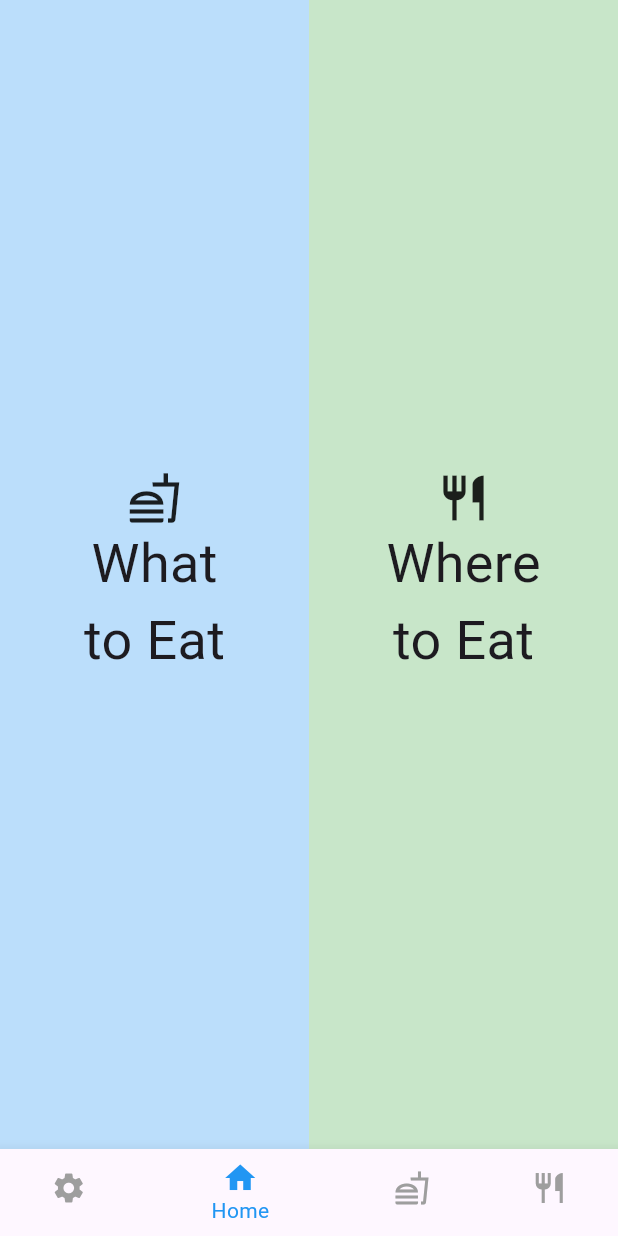
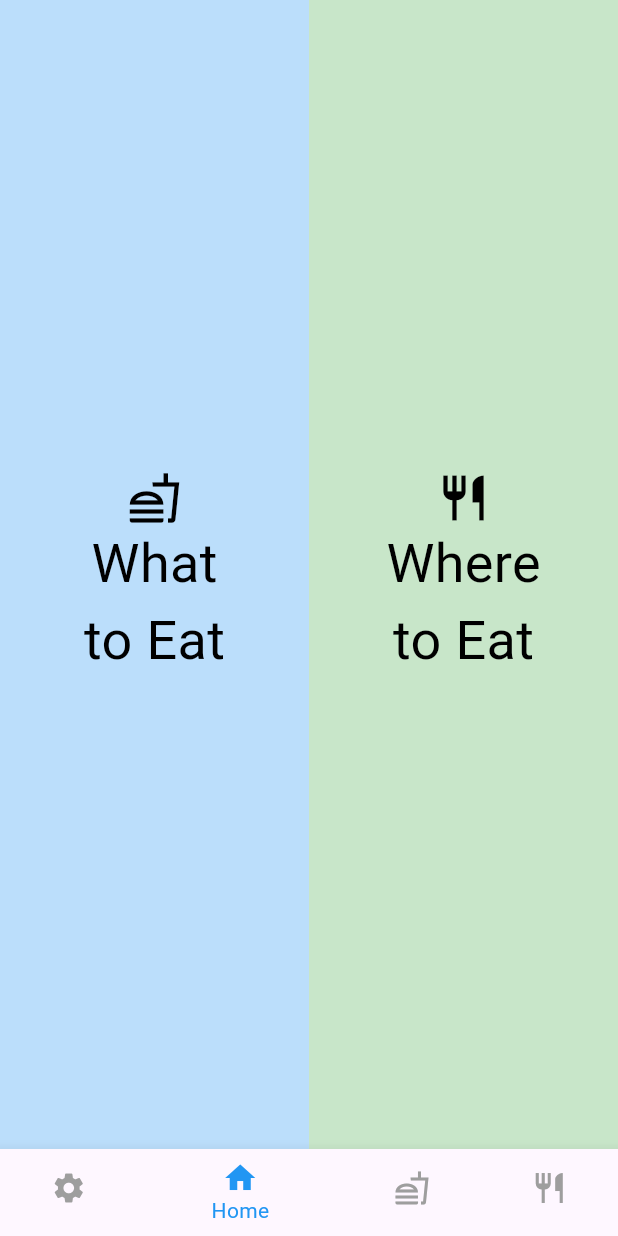
Before and after one commit to TyostoKarry/what_to_eat, a Flutter app: the screen it shows after launch, on a phone screen of 412 x 824 dp. Run offline on Flutter 3.47's test engine with Material 3 defaults, Android fonts, the light colour scheme and no system bars.

Commit message:
Make colors more consistent
- Use primary and secondary colors for whatToEat and whereToEat instead of own colors for all the components.
- Add colors to all the text and icon widgets

```diff
--- a/lib/components/what_to_eat_categories.dart
+++ b/lib/components/what_to_eat_categories.dart
@@ -1,4 +1,5 @@
 import 'package:flutter/material.dart';
+import 'package:what_to_eat/theme/app_colors.dart';
 
 class WhatToEatCategories extends StatelessWidget {
   final List<String> categories = [
@@ -13,6 +14,7 @@ class WhatToEatCategories extends StatelessWidget {
   @override
   Widget build(BuildContext context) {
     return Scaffold(
+      backgroundColor: AppColors.whatToEatPrimaryColor,
       body: Column(
         children: [
           Container(
@@ -22,6 +24,7 @@ class WhatToEatCategories extends StatelessWidget {
               child: Text(
                 'Select Food Category',
                 style: TextStyle(
+                  color: AppColors.textPrimaryColor,
                   fontSize: 30,
                   fontWeight: FontWeight.bold,
                 ),
@@ -41,12 +44,12 @@ class WhatToEatCategories extends StatelessWidget {
                 itemCount: categories.length,
                 itemBuilder: (context, index) {
                   return Material(
-                    color: Colors.blue[200],
+                    color: AppColors.whatToEatSecondaryColor,
                     elevation: 4,
                     borderRadius: BorderRadius.circular(16),
                     child: InkWell(
                       borderRadius: BorderRadius.circular(16),
-                      splashColor: Colors.blue[800],
+                      splashColor: AppColors.splashColor,
                       onTap: () {
                         // Handle the onTap event here
                       },
@@ -54,10 +57,9 @@ class WhatToEatCategories extends StatelessWidget {
                         child: Text(
                           categories[index], // Use the category from the list
                           style: const TextStyle(
-                            fontSize: 16,
-                            fontWeight: FontWeight.bold,
-                            color: Colors.white,
-                          ),
+                              fontSize: 16,
+                              fontWeight: FontWeight.bold,
+                              color: AppColors.textPrimaryColor),
                         ),
                       ),
                     ),
--- a/lib/screens/entry_screen.dart
+++ b/lib/screens/entry_screen.dart
@@ -14,7 +14,7 @@ class EntryScreen extends StatelessWidget {
         children: [
           Expanded(
             child: Material(
-              color: AppColors.whatToEatButtonColor,
+              color: AppColors.whatToEatPrimaryColor,
               child: InkWell(
                 onTap: () {
                   onItemTapped(2);
@@ -24,14 +24,20 @@ class EntryScreen extends StatelessWidget {
                   child: Column(
                     mainAxisAlignment: MainAxisAlignment.center,
                     children: [
-                      Icon(Icons.fastfood_outlined, size: 36),
+                      Icon(
+                        Icons.fastfood_outlined,
+                        size: 36,
+                        color: AppColors.textPrimaryColor,
+                      ),
                       Text(
                         'What',
-                        style: TextStyle(fontSize: 36),
+                        style: TextStyle(
+                            fontSize: 36, color: AppColors.textPrimaryColor),
                       ),
                       Text(
                         'to Eat',
-                        style: TextStyle(fontSize: 36),
+                        style: TextStyle(
+                            fontSize: 36, color: AppColors.textPrimaryColor),
                       ),
                     ],
                   ),
@@ -41,7 +47,7 @@ class EntryScreen extends StatelessWidget {
           ),
           Expanded(
             child: Material(
-              color: AppColors.whereToEatButtonColor,
+              color: AppColors.whereToEatPrimaryColor,
               child: InkWell(
                 onTap: () {
                   onItemTapped(3);
@@ -51,14 +57,17 @@ class EntryScreen extends StatelessWidget {
                   child: Column(
                     mainAxisAlignment: MainAxisAlignment.center,
                     children: [
-                      Icon(Icons.restaurant_sharp, size: 36),
+                      Icon(Icons.restaurant_sharp,
+                          size: 36, color: AppColors.textPrimaryColor),
                       Text(
                         'Where',
-                        style: TextStyle(fontSize: 36),
+                        style: TextStyle(
+                            fontSize: 36, color: AppColors.textPrimaryColor),
                       ),
                       Text(
                         'to Eat',
-                        style: TextStyle(fontSize: 36),
+                        style: TextStyle(
+                            fontSize: 36, color: AppColors.textPrimaryColor),
                       ),
                     ],
                   ),
--- a/lib/theme/app_colors.dart
+++ b/lib/theme/app_colors.dart
@@ -1,14 +1,17 @@
 import "package:flutter/material.dart";
 
 class AppColors {
+  static const Color whatToEatPrimaryColor = Color.fromARGB(255, 187, 222, 251);
+  static const Color whatToEatSecondaryColor =
+      Color.fromARGB(255, 31, 154, 255);
+  static const Color whereToEatPrimaryColor =
+      Color.fromARGB(255, 200, 230, 201);
+  static const Color splashColor = Color.fromARGB(100, 255, 255, 128);
+  static const Color textPrimaryColor = Color.fromARGB(255, 0, 0, 0);
+
   // main.dart
   static const Color navBarSelectedColor =
       const Color.fromARGB(255, 33, 150, 243);
   static const Color navBarUnselectedColor =
       const Color.fromARGB(255, 158, 158, 158);
-
-  // entry_screen.dart
-  static const Color whatToEatButtonColor = Color.fromARGB(255, 187, 222, 251);
-  static const Color whereToEatButtonColor = Color.fromARGB(255, 200, 230, 201);
-  static const Color splashColor = Color.fromARGB(100, 255, 255, 128);
 }
```
